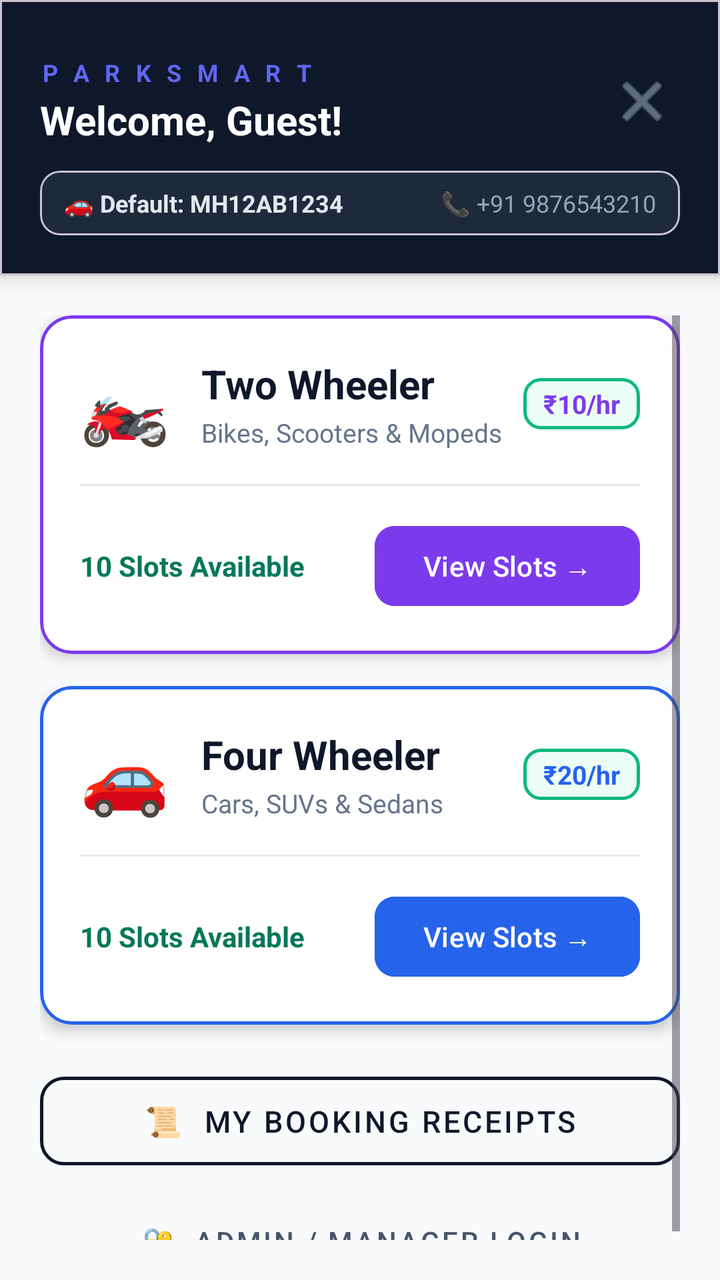
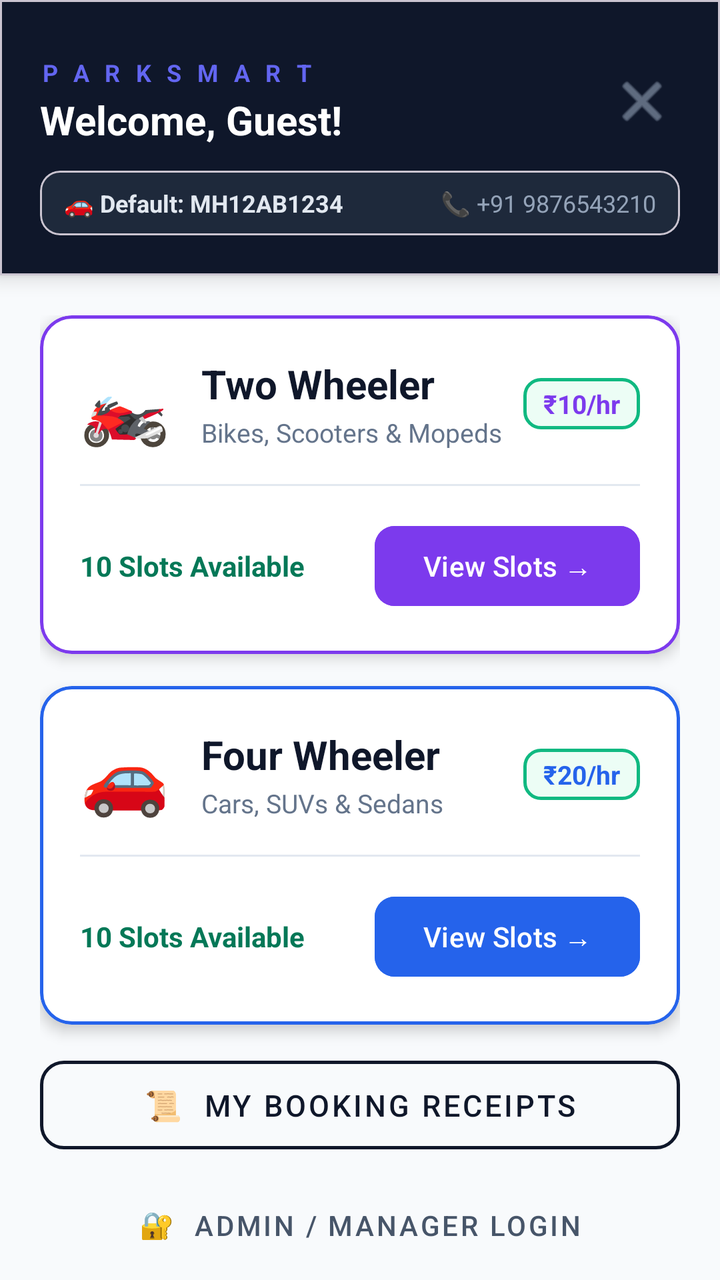

The first picture is an Android layout as it rendered before a commit; the second is the same layout after the commit. The layout source and the unified diff follow.
<!-- AndroidManifest.xml: application theme Theme.SmartParkingManagamentSystem -->
<!-- res/layout/activity_vehicle_selection.xml -->
<?xml version="1.0" encoding="utf-8"?>
<LinearLayout xmlns:android="http://schemas.android.com/apk/res/android"
    xmlns:app="http://schemas.android.com/apk/res-auto"
    android:layout_width="match_parent"
    android:layout_height="match_parent"
    android:background="@color/slate_50"
    android:orientation="vertical">

    
    <com.google.android.material.card.MaterialCardView
        android:layout_width="match_parent"
        android:layout_height="wrap_content"
        app:cardBackgroundColor="@color/slate_900"
        app:cardCornerRadius="0dp"
        app:cardElevation="6dp">

        <LinearLayout
            android:layout_width="match_parent"
            android:layout_height="wrap_content"
            android:orientation="vertical"
            android:paddingHorizontal="20dp"
            android:paddingTop="28dp"
            android:paddingBottom="20dp">

            
            <LinearLayout
                android:layout_width="match_parent"
                android:layout_height="wrap_content"
                android:gravity="center_vertical"
                android:orientation="horizontal">

                <LinearLayout
                    android:layout_width="0dp"
                    android:layout_height="wrap_content"
                    android:layout_weight="1"
                    android:orientation="vertical">

                    <TextView
                        android:layout_width="wrap_content"
                        android:layout_height="wrap_content"
                        android:letterSpacing="0.2"
                        android:text="P A R K S M A R T"
                        android:textColor="@color/accent_indigo"
                        android:textSize="12sp"
                        android:textStyle="bold" />

                    <TextView
                        android:id="@+id/tvWelcomeUser"
                        android:layout_width="wrap_content"
                        android:layout_height="wrap_content"
                        android:layout_marginTop="2dp"
                        android:text="Welcome, Guest!"
                        android:textColor="@color/white"
                        android:textSize="20sp"
                        android:textStyle="bold" />
                </LinearLayout>

                <ImageButton
                    android:id="@+id/btnLogout"
                    android:layout_width="38dp"
                    android:layout_height="38dp"
                    android:background="?attr/selectableItemBackgroundBorderless"
                    android:contentDescription="Logout"
                    android:src="@android:drawable/ic_menu_close_clear_cancel"
                    app:tint="#94A3B8" />

            </LinearLayout>

            
            <com.google.android.material.card.MaterialCardView
                android:layout_width="match_parent"
                android:layout_height="wrap_content"
                android:layout_marginTop="12dp"
                app:cardBackgroundColor="@color/slate_800"
                app:cardCornerRadius="10dp"
                app:cardElevation="0dp">

                <LinearLayout
                    android:layout_width="match_parent"
                    android:layout_height="wrap_content"
                    android:gravity="center_vertical"
                    android:orientation="horizontal"
                    android:paddingHorizontal="12dp"
                    android:paddingVertical="8dp">

                    <TextView
                        android:id="@+id/tvUserProfileVehicle"
                        android:layout_width="0dp"
                        android:layout_height="wrap_content"
                        android:layout_weight="1"
                        android:text="🚗 Default: MH12AB1234"
                        android:textColor="#E2E8F0"
                        android:textSize="12sp"
                        android:textStyle="bold" />

                    <TextView
                        android:id="@+id/tvUserProfilePhone"
                        android:layout_width="wrap_content"
                        android:layout_height="wrap_content"
                        android:text="📞 +91 9876543210"
                        android:textColor="#94A3B8"
                        android:textSize="12sp" />
                </LinearLayout>

            </com.google.android.material.card.MaterialCardView>

        </LinearLayout>
    </com.google.android.material.card.MaterialCardView>

    <ScrollView
        android:layout_width="match_parent"
        android:layout_height="0dp"
        android:layout_weight="1"
        android:padding="20dp">

        <LinearLayout
            android:layout_width="match_parent"
            android:layout_height="wrap_content"
            android:orientation="vertical">

            
            <com.google.android.material.card.MaterialCardView
                android:id="@+id/cardActiveTicketShortcut"
                android:layout_width="match_parent"
                android:layout_height="wrap_content"
                android:layout_marginBottom="16dp"
                android:clickable="true"
                android:focusable="true"
                android:visibility="gone"
                app:cardBackgroundColor="@color/slot_occupied_bg"
                app:cardCornerRadius="16dp"
                app:cardElevation="4dp"
                app:strokeColor="@color/slot_occupied_stroke"
                app:strokeWidth="1.5dp">

                <LinearLayout
                    android:layout_width="match_parent"
                    android:layout_height="wrap_content"
                    android:gravity="center_vertical"
                    android:orientation="horizontal"
                    android:padding="16dp">

                    <LinearLayout
                        android:layout_width="0dp"
                        android:layout_height="wrap_content"
                        android:layout_weight="1"
                        android:orientation="vertical">

                        <TextView
                            android:id="@+id/tvShortcutTitle"
                            android:layout_width="wrap_content"
                            android:layout_height="wrap_content"
                            android:text="🎟️ Active Parking Ticket"
                            android:textColor="@color/slot_occupied_text"
                            android:textSize="16sp"
                            android:textStyle="bold" />

                        <TextView
                            android:id="@+id/tvShortcutDetails"
                            android:layout_width="wrap_content"
                            android:layout_height="wrap_content"
                            android:layout_marginTop="2dp"
                            android:text="Slot #1 (CAR) | Vehicle: MH12AB1234"
                            android:textColor="#B71C1C"
                            android:textSize="13sp" />
                    </LinearLayout>

                    <com.google.android.material.button.MaterialButton
                        android:id="@+id/btnViewActiveTicket"
                        android:layout_width="wrap_content"
                        android:layout_height="wrap_content"
                        android:backgroundTint="@color/slot_occupied_stroke"
                        android:text="View Ticket →"
                        android:textSize="12sp"
                        app:cornerRadius="8dp" />

                </LinearLayout>

            </com.google.android.material.card.MaterialCardView>

            
            <com.google.android.material.card.MaterialCardView
                android:id="@+id/cardTwoWheeler"
                android:layout_width="match_parent"
                android:layout_height="wrap_content"
                android:layout_marginBottom="16dp"
                android:clickable="true"
                android:focusable="true"
                app:cardBackgroundColor="@color/white"
                app:cardCornerRadius="16dp"
                app:cardElevation="4dp"
                app:strokeColor="@color/bike_accent"
                app:strokeWidth="1.5dp">

                <LinearLayout
                    android:layout_width="match_parent"
                    android:layout_height="wrap_content"
                    android:orientation="vertical"
                    android:padding="20dp">

                    <LinearLayout
                        android:layout_width="match_parent"
                        android:layout_height="wrap_content"
                        android:gravity="center_vertical"
                        android:orientation="horizontal">

                        <TextView
                            android:layout_width="wrap_content"
                            android:layout_height="wrap_content"
                            android:text="🏍️"
                            android:textSize="36sp" />

                        <LinearLayout
                            android:layout_width="0dp"
                            android:layout_height="wrap_content"
                            android:layout_marginStart="16dp"
                            android:layout_weight="1"
                            android:orientation="vertical">

                            <TextView
                                android:layout_width="wrap_content"
                                android:layout_height="wrap_content"
                                android:text="Two Wheeler"
                                android:textColor="@color/slate_900"
                                android:textSize="20sp"
                                android:textStyle="bold" />

                            <TextView
                                android:layout_width="wrap_content"
                                android:layout_height="wrap_content"
                                android:layout_marginTop="2dp"
                                android:text="Bikes, Scooters &amp; Mopeds"
                                android:textColor="#64748B"
                                android:textSize="13sp" />
                        </LinearLayout>

                        <TextView
                            android:layout_width="wrap_content"
                            android:layout_height="wrap_content"
                            android:background="@drawable/bg_rounded_badge"
                            android:paddingHorizontal="10dp"
                            android:paddingVertical="4dp"
                            android:text="₹10/hr"
                            android:textColor="@color/bike_accent"
                            android:textSize="13sp"
                            android:textStyle="bold" />
                    </LinearLayout>

                    <View
                        android:layout_width="match_parent"
                        android:layout_height="1dp"
                        android:layout_marginVertical="16dp"
                        android:background="#E2E8F0" />

                    <LinearLayout
                        android:layout_width="match_parent"
                        android:layout_height="wrap_content"
                        android:gravity="center_vertical"
                        android:orientation="horizontal">

                        <TextView
                            android:id="@+id/tvBikeAvailableCount"
                            android:layout_width="0dp"
                            android:layout_height="wrap_content"
                            android:layout_weight="1"
                            android:text="10 Slots Available"
                            android:textColor="@color/slot_available_text"
                            android:textSize="14sp"
                            android:textStyle="bold" />

                        <com.google.android.material.button.MaterialButton
                            android:id="@+id/btnSelectBike"
                            android:layout_width="wrap_content"
                            android:layout_height="wrap_content"
                            android:backgroundTint="@color/bike_accent"
                            android:text="View Slots →"
                            app:cornerRadius="10dp" />
                    </LinearLayout>

                </LinearLayout>

            </com.google.android.material.card.MaterialCardView>

            
            <com.google.android.material.card.MaterialCardView
                android:id="@+id/cardFourWheeler"
                android:layout_width="match_parent"
                android:layout_height="wrap_content"
                android:clickable="true"
                android:focusable="true"
                app:cardBackgroundColor="@color/white"
                app:cardCornerRadius="16dp"
                app:cardElevation="4dp"
                app:strokeColor="@color/car_accent"
                app:strokeWidth="1.5dp">

                <LinearLayout
                    android:layout_width="match_parent"
                    android:layout_height="wrap_content"
                    android:orientation="vertical"
                    android:padding="20dp">

                    <LinearLayout
                        android:layout_width="match_parent"
                        android:layout_height="wrap_content"
                        android:gravity="center_vertical"
                        android:orientation="horizontal">

                        <TextView
                            android:layout_width="wrap_content"
                            android:layout_height="wrap_content"
                            android:text="🚗"
                            android:textSize="36sp" />

                        <LinearLayout
                            android:layout_width="0dp"
                            android:layout_height="wrap_content"
                            android:layout_marginStart="16dp"
                            android:layout_weight="1"
                            android:orientation="vertical">

                            <TextView
                                android:layout_width="wrap_content"
                                android:layout_height="wrap_content"
                                android:text="Four Wheeler"
                                android:textColor="@color/slate_900"
                                android:textSize="20sp"
                                android:textStyle="bold" />

                            <TextView
                                android:layout_width="wrap_content"
                                android:layout_height="wrap_content"
                                android:layout_marginTop="2dp"
                                android:text="Cars, SUVs &amp; Sedans"
                                android:textColor="#64748B"
                                android:textSize="13sp" />
                        </LinearLayout>

                        <TextView
                            android:layout_width="wrap_content"
                            android:layout_height="wrap_content"
                            android:background="@drawable/bg_rounded_badge"
                            android:paddingHorizontal="10dp"
                            android:paddingVertical="4dp"
                            android:text="₹20/hr"
                            android:textColor="@color/car_accent"
                            android:textSize="13sp"
                            android:textStyle="bold" />
                    </LinearLayout>

                    <View
                        android:layout_width="match_parent"
                        android:layout_height="1dp"
                        android:layout_marginVertical="16dp"
                        android:background="#E2E8F0" />

                    <LinearLayout
                        android:layout_width="match_parent"
                        android:layout_height="wrap_content"
                        android:gravity="center_vertical"
                        android:orientation="horizontal">

                        <TextView
                            android:id="@+id/tvCarAvailableCount"
                            android:layout_width="0dp"
                            android:layout_height="wrap_content"
                            android:layout_weight="1"
                            android:text="10 Slots Available"
                            android:textColor="@color/slot_available_text"
                            android:textSize="14sp"
                            android:textStyle="bold" />

                        <com.google.android.material.button.MaterialButton
                            android:id="@+id/btnSelectCar"
                            android:layout_width="wrap_content"
                            android:layout_height="wrap_content"
                            android:backgroundTint="@color/car_accent"
                            android:text="View Slots →"
                            app:cornerRadius="10dp" />
                    </LinearLayout>

                </LinearLayout>

            </com.google.android.material.card.MaterialCardView>

            
            <com.google.android.material.button.MaterialButton
                android:id="@+id/btnUserHistory"
                style="@style/Widget.MaterialComponents.Button.OutlinedButton"
                android:layout_width="match_parent"
                android:layout_height="wrap_content"
                android:layout_marginTop="20dp"
                android:paddingVertical="12dp"
                android:text="📜  My Booking Receipts"
                android:textColor="@color/slate_900"
                android:textSize="15sp"
                app:cornerRadius="12dp"
                app:strokeColor="@color/slate_900"
                app:strokeWidth="1.5dp" />

            
            <com.google.android.material.button.MaterialButton
                android:id="@+id/btnAdminPortal"
                style="@style/Widget.MaterialComponents.Button.TextButton"
                android:layout_width="match_parent"
                android:layout_height="wrap_content"
                android:layout_marginTop="8dp"
                android:text="🔐  Admin / Manager Login"
                android:textColor="#475569"
                android:textSize="14sp" />

        </LinearLayout>
    </ScrollView>

</LinearLayout>
<!-- resources referenced by this layout -->
<resources>
  <color name="accent_indigo">#6366F1</color>
  <color name="bike_accent">#7C3AED</color>
  <color name="car_accent">#2563EB</color>
  <color name="slate_50">#F8FAFC</color>
  <color name="slate_800">#1E293B</color>
  <color name="slate_900">#0F172A</color>
  <color name="slot_available_text">#047857</color>
  <color name="slot_occupied_bg">#FFF1F2</color>
  <color name="slot_occupied_stroke">#F43F5E</color>
  <color name="slot_occupied_text">#BE123C</color>
  <color name="white">#FFFFFFFF</color>
  <!-- drawable bg_rounded_badge (drawable) -->
  <?xml version="1.0" encoding="utf-8"?>
  <shape xmlns:android="http://schemas.android.com/apk/res/android">
      <solid android:color="@color/slot_available_bg" />
      <corners android:radius="8dp" />
      <stroke
          android:width="1.5dp"
          android:color="@color/slot_available_stroke" />
  </shape>
  <style name="Theme.SmartParkingManagamentSystem" parent="Base.Theme.SmartParkingManagamentSystem" />
  <color name="slot_available_bg">#ECFDF5</color>
  <color name="slot_available_stroke">#10B981</color>
  <style name="Base.Theme.SmartParkingManagamentSystem" parent="Theme.Material3.DayNight.NoActionBar">
          <item name="colorPrimary">@color/slate_900</item>
          <item name="colorPrimaryDark">@color/primary_dark</item>
          <item name="colorAccent">@color/accent_indigo</item>
          <item name="android:statusBarColor">@color/slate_900</item>
          <item name="android:windowLightStatusBar">false</item>
      </style>
  <color name="primary_dark">#020617</color>
</resources>

<!-- the commit's change to res/layout/activity_vehicle_selection.xml (unified diff, before → after) -->
@@ -385,11 +385,26 @@
 
             
             <com.google.android.material.button.MaterialButton
+                android:id="@+id/btnManageSlotCapacity"
+                style="@style/Widget.MaterialComponents.Button.UnelevatedButton"
+                android:layout_width="match_parent"
+                android:layout_height="wrap_content"
+                android:layout_marginTop="20dp"
+                android:backgroundTint="@color/slate_900"
+                android:paddingVertical="12dp"
+                android:text="⚙️  Building Slots CRUD Manager"
+                android:textColor="@color/white"
+                android:textSize="14sp"
+                android:visibility="gone"
+                app:cornerRadius="12dp" />
+
+            
+            <com.google.android.material.button.MaterialButton
                 android:id="@+id/btnUserHistory"
                 style="@style/Widget.MaterialComponents.Button.OutlinedButton"
                 android:layout_width="match_parent"
                 android:layout_height="wrap_content"
-                android:layout_marginTop="20dp"
+                android:layout_marginTop="12dp"
                 android:paddingVertical="12dp"
                 android:text="📜  My Booking Receipts"
                 android:textColor="@color/slate_900"
